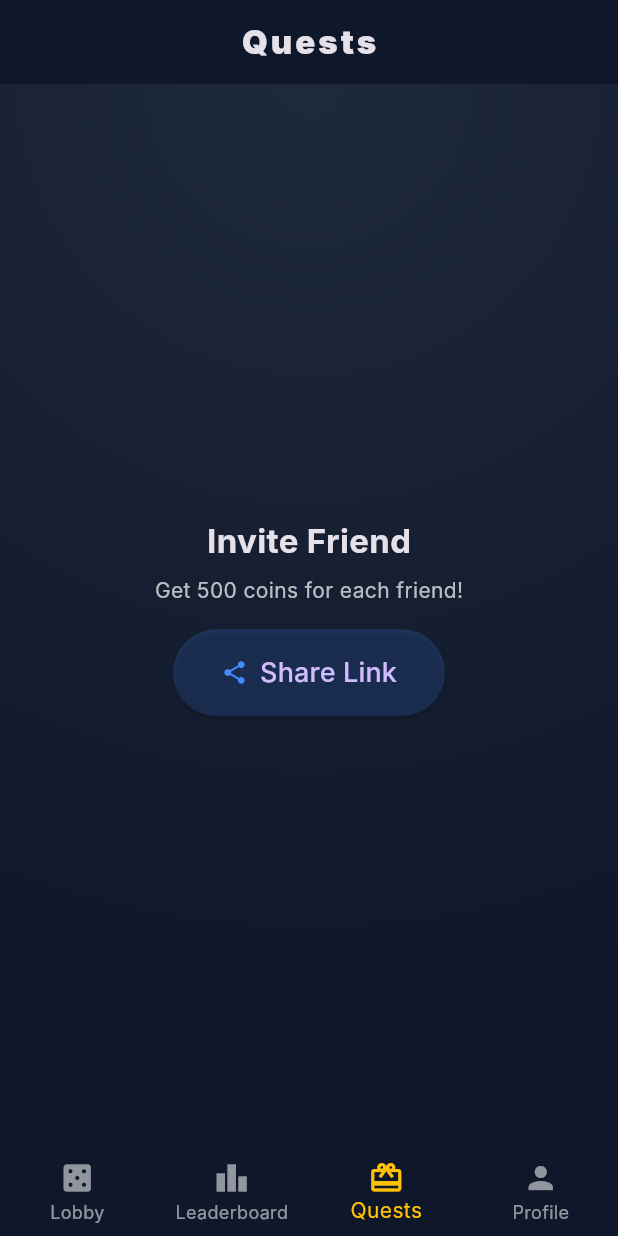
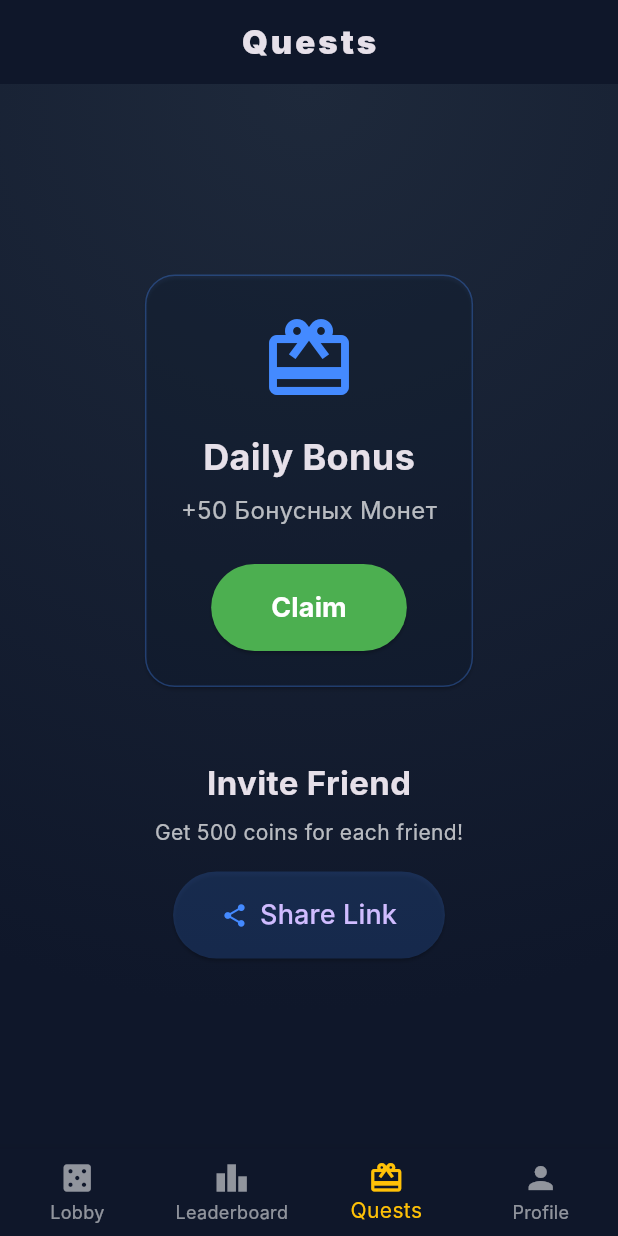
Before and after one commit to Kaspe66/grid-lottery-backend, a Flutter app: the screen it shows after launch, item 3 of the bottom bar chosen, on a phone screen of 412 x 824 dp. Run offline on Flutter 3.47's test engine with Material 3 defaults, Android fonts, the phone set to English and light mode, and no system bars; our stand-ins replace socket_io_client; missing offline and left inert: dart:js; network calls fail; Roboto replaces fonts that are missing (Inter); statements that could not run were skipped.

Commit message:
Implement Daily Bonus feature

```diff
--- a/grid_frontend/lib/main.dart
+++ b/grid_frontend/lib/main.dart
@@ -170,6 +170,7 @@ class _MainScreenState extends State<MainScreen> {
   String _initData = '';
   String? _connectedWallet;
   Timer? _walletTimer;
+  Timer? _uiTimer;
 
   final String backendUrl = 'https://grid-lottery-backend.onrender.com';
 
@@ -179,6 +180,9 @@ class _MainScreenState extends State<MainScreen> {
     _initTelegramAndSocket();
     _walletTimer = Timer.periodic(const Duration(seconds: 2), (timer) {
        _checkWallet();
+    });
+    _uiTimer = Timer.periodic(const Duration(seconds: 1), (timer) {
+       if (mounted && _currentIndex == 2) setState(() {});
     });
   }
 
@@ -196,6 +200,7 @@ class _MainScreenState extends State<MainScreen> {
   @override
   void dispose() {
     _walletTimer?.cancel();
+    _uiTimer?.cancel();
     super.dispose();
   }
 
@@ -273,6 +278,18 @@ class _MainScreenState extends State<MainScreen> {
     });
 
     socket.on('error', (msg) {
+      if (mounted) {
+        ScaffoldMessenger.of(context).showSnackBar(SnackBar(content: Text(msg.toString(), style: const TextStyle(color: Colors.white)), backgroundColor: Colors.redAccent));
+      }
+    });
+
+    socket.on('daily_bonus_success', (msg) {
+      if (mounted) {
+        ScaffoldMessenger.of(context).showSnackBar(SnackBar(content: Text(msg.toString(), style: const TextStyle(color: Colors.white)), backgroundColor: Colors.green));
+      }
+    });
+
+    socket.on('daily_bonus_error', (msg) {
       if (mounted) {
         ScaffoldMessenger.of(context).showSnackBar(SnackBar(content: Text(msg.toString(), style: const TextStyle(color: Colors.white)), backgroundColor: Colors.redAccent));
       }
@@ -511,10 +528,58 @@ class _MainScreenState extends State<MainScreen> {
   }
 
   Widget _buildQuests() {
+    var myData = users[_myTelegramId] ?? {};
+    var lastClaim = (myData['lastBonusClaim'] ?? 0) as num;
+    var now = DateTime.now().millisecondsSinceEpoch;
+    var cooldown = 24 * 60 * 60 * 1000;
+    var timePassed = now - lastClaim;
+    bool canClaim = timePassed >= cooldown;
+
+    String timerText = '';
+    if (!canClaim) {
+      var remaining = cooldown - timePassed;
+      var h = (remaining / (1000 * 60 * 60)).floor();
+      var m = ((remaining % (1000 * 60 * 60)) / (1000 * 60)).floor();
+      var s = ((remaining % (1000 * 60)) / 1000).floor();
+      timerText = '${h.toString().padLeft(2, '0')}:${m.toString().padLeft(2, '0')}:${s.toString().padLeft(2, '0')}';
+    }
+
     return Center(
       child: Column(
         mainAxisAlignment: MainAxisAlignment.center,
         children: [
+
+          Card(
+            color: Colors.blueAccent.withOpacity(0.05),
+            margin: const EdgeInsets.symmetric(horizontal: 24),
+            shape: RoundedRectangleBorder(borderRadius: BorderRadius.circular(20), side: BorderSide(color: Colors.blueAccent.withOpacity(0.3))),
+            child: Padding(
+              padding: const EdgeInsets.all(24.0),
+              child: Column(
+                children: [
+                  const Icon(Icons.card_giftcard, size: 64, color: Colors.blueAccent),
+                  const SizedBox(height: 16),
+                  Text(AppTranslations.t('daily_bonus'), style: const TextStyle(fontSize: 24, fontWeight: FontWeight.bold)),
+                  const SizedBox(height: 8),
+                  const Text('+50 Бонусных Монет', style: TextStyle(color: Colors.white70, fontSize: 16)),
+                  const SizedBox(height: 24),
+                  ElevatedButton(
+                    style: ElevatedButton.styleFrom(
+                      padding: const EdgeInsets.symmetric(horizontal: 40, vertical: 16),
+                      backgroundColor: canClaim ? Colors.green : Colors.grey.withOpacity(0.3),
+                      shape: RoundedRectangleBorder(borderRadius: BorderRadius.circular(30)),
+                    ),
+                    onPressed: canClaim ? () {
+                      socket.emit('claim_daily_bonus');
+                    } : null,
+                    child: Text(canClaim ? AppTranslations.t('claim') : timerText, style: const TextStyle(fontSize: 18, color: Colors.white, fontWeight: FontWeight.bold)),
+                  ),
+                ],
+              ),
+            ),
+          ),
+
+          const SizedBox(height: 48),
 
           Text(AppTranslations.t('invite_friend'), style: const TextStyle(fontSize: 22, fontWeight: FontWeight.bold)),
           const SizedBox(height: 8),
```
Also changed, not shown: 1 other file.
